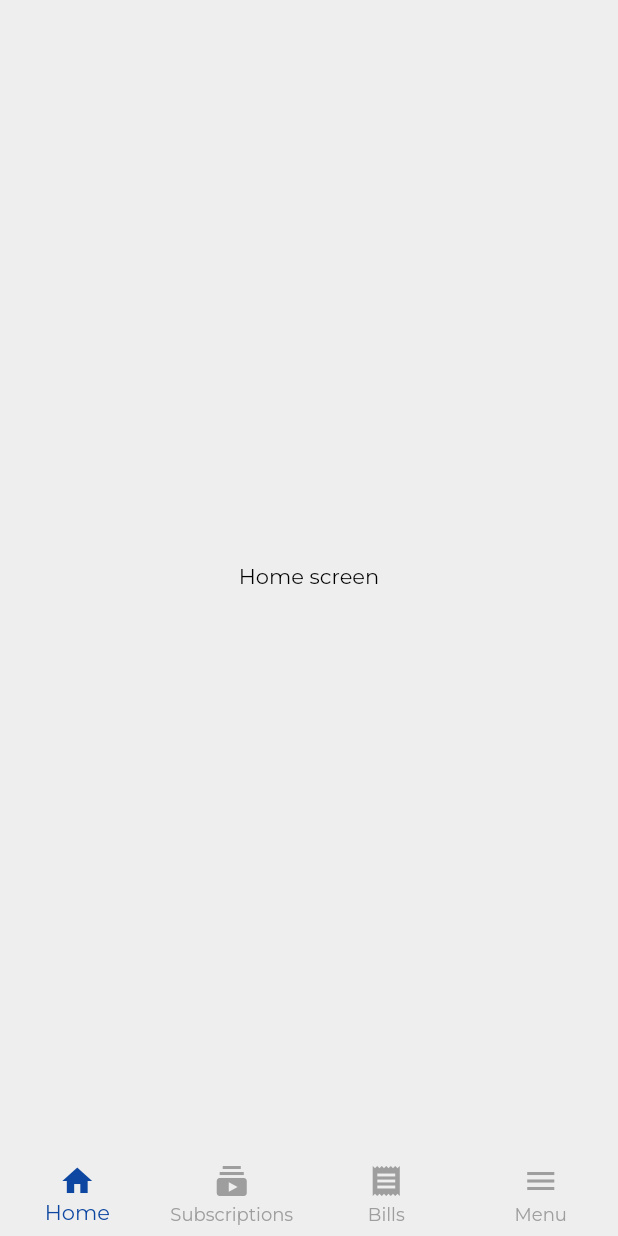
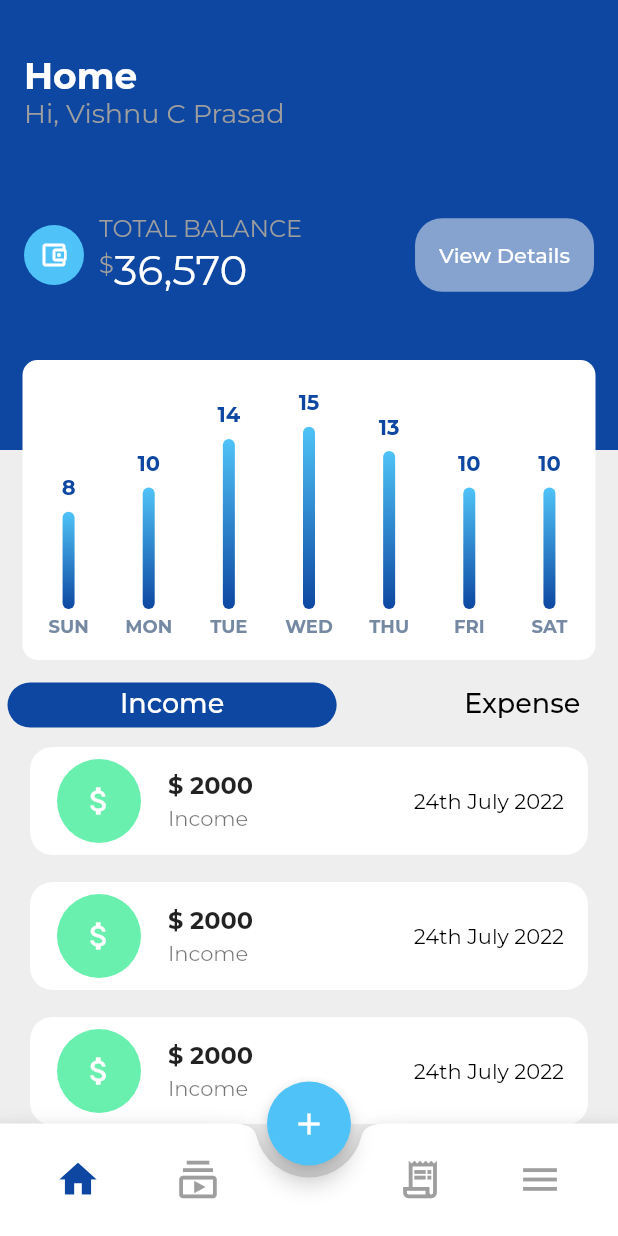
Before and after one commit to vishnucprasad/expensify_app, a Flutter app: the screen it shows after launch, on a phone screen of 412 x 824 dp. Run offline on Flutter 3.47's test engine with Material 2 defaults, Android fonts, the phone set to English and light mode, and no system bars; drawn by our look-alikes of fl_chart; our stand-ins replace bubble_tab_indicator, google_fonts.

Commit message:
designed home page

```diff
--- a/lib/core/colors.dart
+++ b/lib/core/colors.dart
@@ -2,5 +2,7 @@ import 'package:flutter/material.dart';
 
 final backgroundColor = Colors.grey[200];
 final primaryColor = Colors.blue[900];
+const secondaryColor = Colors.grey;
+final infoColor = Colors.lightBlue[300];
 const whiteColor = Colors.white;
 const blackColor = Colors.black;
--- a/lib/core/constants.dart
+++ b/lib/core/constants.dart
@@ -1,3 +1,4 @@
+import 'package:expensify/core/colors.dart';
 import 'package:flutter/cupertino.dart';
 
 const kHeight = SizedBox(
@@ -7,3 +8,32 @@ const kHeight = SizedBox(
 const kWidth = SizedBox(
   width: 10,
 );
+
+const kHeight20 = SizedBox(
+  height: 20,
+);
+
+const kWidth20 = SizedBox(
+  width: 20,
+);
+
+const kWhiteXLargeText = TextStyle(
+  color: whiteColor,
+  fontSize: 28,
+);
+
+const kWhiteLargeTextBold = TextStyle(
+  color: whiteColor,
+  fontSize: 24,
+  fontWeight: FontWeight.bold,
+);
+
+const kSecondaryMediumText = TextStyle(
+  color: secondaryColor,
+  fontSize: 18,
+);
+
+const kSecondarySmallText = TextStyle(
+  color: secondaryColor,
+  fontSize: 16,
+);
--- a/lib/presentation/home/home_screen.dart
+++ b/lib/presentation/home/home_screen.dart
@@ -1,3 +1,6 @@
+import 'package:expensify/presentation/home/widgets/analytics.dart';
+import 'package:expensify/presentation/home/widgets/home_page_header.dart';
+import 'package:expensify/presentation/home/widgets/transactions_list_widget.dart';
 import 'package:flutter/material.dart';
 
 class HomeScreen extends StatelessWidget {
@@ -5,10 +8,21 @@ class HomeScreen extends StatelessWidget {
 
   @override
   Widget build(BuildContext context) {
-    return const Scaffold(
+    return Scaffold(
       body: SafeArea(
-        child: Center(
-          child: Text('Home screen'),
+        child: Stack(
+          children: [
+            Column(
+              children: const [
+                HomePageHeader(),
+                SizedBox(
+                  height: 90,
+                ),
+                TransactionsListWidget()
+              ],
+            ),
+            const AnalyticsWidget()
+          ],
         ),
       ),
     );
--- /dev/null
+++ b/lib/presentation/home/widgets/analytics.dart
@@ -0,0 +1,26 @@
+import 'package:expensify/core/colors.dart';
+import 'package:expensify/presentation/home/widgets/bar_chart.dart';
+import 'package:flutter/material.dart';
+
+class AnalyticsWidget extends StatelessWidget {
+  const AnalyticsWidget({
+    Key? key,
+  }) : super(key: key);
+
+  @override
+  Widget build(BuildContext context) {
+    return Align(
+      alignment: Alignment.topCenter,
+      child: Container(
+        margin: const EdgeInsets.only(top: 240),
+        height: 200,
+        width: MediaQuery.of(context).size.width - 30,
+        decoration: BoxDecoration(
+          borderRadius: BorderRadius.circular(10),
+          color: whiteColor,
+        ),
+        child: const BarChartWidget(),
+      ),
+    );
+  }
+}
--- /dev/null
+++ b/lib/presentation/home/widgets/bar_chart.dart
@@ -0,0 +1,212 @@
+import 'package:fl_chart/fl_chart.dart';
+import 'package:flutter/material.dart';
+
+class _BarChart extends StatelessWidget {
+  _BarChart({Key? key}) : super(key: key);
+
+  @override
+  Widget build(BuildContext context) {
+    return BarChart(
+      BarChartData(
+        barTouchData: barTouchData,
+        titlesData: titlesData,
+        borderData: borderData,
+        barGroups: barGroups,
+        gridData: FlGridData(show: false),
+        alignment: BarChartAlignment.spaceAround,
+        maxY: 20,
+      ),
+    );
+  }
+
+  BarTouchData get barTouchData => BarTouchData(
+        enabled: false,
+        touchTooltipData: BarTouchTooltipData(
+          tooltipBgColor: Colors.transparent,
+          tooltipPadding: const EdgeInsets.all(0),
+          tooltipMargin: 8,
+          getTooltipItem: (
+            BarChartGroupData group,
+            int groupIndex,
+            BarChartRodData rod,
+            int rodIndex,
+          ) {
+            return BarTooltipItem(
+              rod.toY.round().toString(),
+              TextStyle(
+                color: Colors.blue[900],
+                fontWeight: FontWeight.bold,
+              ),
+            );
+          },
+        ),
+      );
+
+  Widget getTitles(double value, TitleMeta meta) {
+    const style = TextStyle(
+      color: Color(0xff7589a2),
+      fontWeight: FontWeight.bold,
+      fontSize: 12,
+    );
+    String text;
+    switch (value.toInt()) {
+      case 0:
+        text = 'SUN';
+        break;
+      case 1:
+        text = 'MON';
+        break;
+      case 2:
+        text = 'TUE';
+        break;
+      case 3:
+        text = 'WED';
+        break;
+      case 4:
+        text = 'THU';
+        break;
+      case 5:
+        text = 'FRI';
+        break;
+      case 6:
+        text = 'SAT';
+        break;
+      default:
+        text = '';
+        break;
+    }
+    return SideTitleWidget(
+      axisSide: meta.axisSide,
+      space: 4.0,
+      child: Text(text, style: style),
+    );
+  }
+
+  FlTitlesData get titlesData => FlTitlesData(
+        show: true,
+        bottomTitles: AxisTitles(
+          sideTitles: SideTitles(
+            showTitles: true,
+            reservedSize: 30,
+            getTitlesWidget: getTitles,
+          ),
+        ),
+        leftTitles: AxisTitles(
+          sideTitles: SideTitles(showTitles: false),
+        ),
+        topTitles: AxisTitles(
+          sideTitles: SideTitles(showTitles: false),
+        ),
+        rightTitles: AxisTitles(
+          sideTitles: SideTitles(showTitles: false),
+        ),
+      );
+
+  FlBorderData get borderData => FlBorderData(
+        show: false,
+      );
+
+  var barsGradient = LinearGradient(
+    colors: [
+      Colors.blue.shade900,
+      Colors.lightBlue.shade300,
+    ],
+    begin: Alignment.bottomCenter,
+    end: Alignment.topCenter,
+  );
+
+  List<BarChartGroupData> get barGroups => [
+        BarChartGroupData(
+          x: 0,
+          barRods: [
+            BarChartRodData(
+              toY: 8,
+              gradient: barsGradient,
+            )
+          ],
+          showingTooltipIndicators: [0],
+        ),
+        BarChartGroupData(
+          x: 1,
+          barRods: [
+            BarChartRodData(
+              toY: 10,
+              gradient: barsGradient,
+            )
+          ],
+          showingTooltipIndicators: [0],
+        ),
+        BarChartGroupData(
+          x: 2,
+          barRods: [
+            BarChartRodData(
+              toY: 14,
+              gradient: barsGradient,
+            )
+          ],
+          showingTooltipIndicators: [0],
+        ),
+        BarChartGroupData(
+          x: 3,
+          barRods: [
+            BarChartRodData(
+              toY: 15,
+              gradient: barsGradient,
+            )
+          ],
+          showingTooltipIndicators: [0],
+        ),
+        BarChartGroupData(
+          x: 4,
+          barRods: [
+            BarChartRodData(
+              toY: 13,
+              gradient: barsGradient,
+            )
+          ],
+          showingTooltipIndicators: [0],
+        ),
+        BarChartGroupData(
+          x: 5,
+          barRods: [
+            BarChartRodData(
+              toY: 10,
+              gradient: barsGradient,
+            )
+          ],
+          showingTooltipIndicators: [0],
+        ),
+        BarChartGroupData(
+          x: 6,
+          barRods: [
+            BarChartRodData(
+              toY: 10,
+              gradient: barsGradient,
+            )
+          ],
+          showingTooltipIndicators: [0],
+        ),
+      ];
+}
+
+class BarChartWidget extends StatefulWidget {
+  const BarChartWidget({Key? key}) : super(key: key);
+
+  @override
+  State<StatefulWidget> createState() => BarChartWidgetState();
+}
+
+class BarChartWidgetState extends State<BarChartWidget> {
+  @override
+  Widget build(BuildContext context) {
+    return AspectRatio(
+      aspectRatio: 1.7,
+      child: Card(
+        elevation: 0,
+        shape: RoundedRectangleBorder(borderRadius: BorderRadius.circular(4)),
+        color: Colors.white,
+        child: _BarChart(),
+      ),
+    );
+  }
+}
--- /dev/null
+++ b/lib/presentation/home/widgets/home_page_header.dart
@@ -0,0 +1,108 @@
+import 'package:expensify/core/colors.dart';
+import 'package:expensify/core/constants.dart';
+import 'package:flutter/material.dart';
+
+class HomePageHeader extends StatelessWidget {
+  const HomePageHeader({
+    Key? key,
+  }) : super(key: key);
+
+  @override
+  Widget build(BuildContext context) {
+    return Container(
+      height: 300,
+      width: double.infinity,
+      color: primaryColor,
+      child: Padding(
+        padding: const EdgeInsets.all(16.0),
+        child: Column(
+          children: [
+            kHeight20,
+            Row(
+              children: [
+                Column(
+                  crossAxisAlignment: CrossAxisAlignment.start,
+                  children: const [
+                    Text(
+                      'Home',
+                      style: kWhiteLargeTextBold,
+                    ),
+                    Text(
+                      'Hi, Vishnu C Prasad',
+                      style: kSecondaryMediumText,
+                    ),
+                  ],
+                ),
+              ],
+            ),
+            kHeight20,
+            Padding(
+              padding: const EdgeInsets.symmetric(vertical: 36.0),
+              child: Row(
+                crossAxisAlignment: CrossAxisAlignment.center,
+                children: [
+                  CircleAvatar(
+                    backgroundColor: infoColor,
+                    radius: 20,
+                    child: const Icon(
+                      Icons.account_balance_wallet_outlined,
+                      color: whiteColor,
+                      size: 20,
+                    ),
+                  ),
+                  kWidth,
+                  Column(
+                    crossAxisAlignment: CrossAxisAlignment.start,
+                    children: [
+                      const Text(
+                        'TOTAL BALANCE',
+                        style: kSecondarySmallText,
+                      ),
+                      Row(
+                        crossAxisAlignment: CrossAxisAlignment.start,
+                        children: const [
+                          Padding(
+                            padding: EdgeInsets.only(top: 4),
+                            child: Text(
+                              '\$',
+                              style: kSecondarySmallText,
+                            ),
+                          ),
+                          Text(
+                            '36,570',
+                            style: kWhiteXLargeText,
+                          ),
+                        ],
+                      ),
+                    ],
+                  ),
+                  const Spacer(),
+                  TextButton(
+                    onPressed: () {},
+                    child: Padding(
+                      padding: const EdgeInsets.all(8.0),
+                      child: Text('View Details'),
+                    ),
+                    style: ButtonStyle(
+                      foregroundColor: MaterialStateProperty.all<Color>(
+                        Colors.white,
+                      ),
+                      backgroundColor: MaterialStateProperty.all<Color>(
+                        Colors.white.withOpacity(0.5),
+                      ),
+                      shape: MaterialStateProperty.all<RoundedRectangleBorder>(
+                        RoundedRectangleBorder(
+                          borderRadius: BorderRadius.circular(18.0),
+                        ),
+                      ),
+                    ),
+                  )
+                ],
+              ),
+            )
+          ],
+        ),
+      ),
+    );
+  }
+}
--- /dev/null
+++ b/lib/presentation/home/widgets/transactions_card.dart
@@ -0,0 +1,33 @@
+import 'package:flutter/material.dart';
+
+class TransactionsCardWidget extends StatelessWidget {
+  const TransactionsCardWidget({Key? key}) : super(key: key);
+
+  @override
+  Widget build(BuildContext context) {
+    return Padding(
+      padding: const EdgeInsets.symmetric(horizontal: 16.0),
+      child: Card(
+        shape: RoundedRectangleBorder(
+          borderRadius: BorderRadius.circular(15.0),
+        ),
+        elevation: 0,
+        child: const ListTile(
+          leading: CircleAvatar(
+              child: Icon(Icons.attach_money_sharp),
+              radius: 30,
+              foregroundColor: Colors.white,
+              backgroundColor: Colors.greenAccent),
+          title: Text(
+            '\$ 2000',
+            style: TextStyle(
+              fontWeight: FontWeight.bold,
+            ),
+          ),
+          subtitle: Text("Income"),
+          trailing: Text("24th July 2022"),
+        ),
+      ),
+    );
+  }
+}
--- /dev/null
+++ b/lib/presentation/home/widgets/transactions_list_widget.dart
@@ -0,0 +1,64 @@
+import 'package:bubble_tab_indicator/bubble_tab_indicator.dart';
+import 'package:expensify/core/colors.dart';
+import 'package:expensify/core/constants.dart';
+import 'package:expensify/presentation/home/widgets/transactions_card.dart';
+import 'package:flutter/material.dart';
+
+class TransactionsListWidget extends StatelessWidget {
+  const TransactionsListWidget({
+    Key? key,
+  }) : super(key: key);
+
+  @override
+  Widget build(BuildContext context) {
+    return Expanded(
+      child: SizedBox(
+        height: MediaQuery.of(context).size.height / 2 - 60,
+        width: double.infinity,
+        child: DefaultTabController(
+          length: 2,
+          child: Scaffold(
+            appBar: AppBar(
+              backgroundColor: backgroundColor,
+              elevation: 0,
+              bottom: TabBar(
+                isScrollable: true,
+                labelColor: whiteColor,
+                labelPadding: const EdgeInsets.symmetric(horizontal: 80),
+                unselectedLabelColor: blackColor,
+                labelStyle: const TextStyle(
+                  fontSize: 18,
+                ),
+                indicator: BubbleTabIndicator(
+                  indicatorHeight: 30,
+                  indicatorColor: Colors.blue.shade900,
+                  tabBarIndicatorSize: TabBarIndicatorSize.tab,
+                ),
+                tabs: const [
+                  Tab(
+                    text: 'Income',
+                  ),
+                  Tab(
+                    text: "Expense",
+                  )
+                ],
+              ),
+            ),
+            body: TabBarView(
+              children: [
+                ListView.separated(
+                  itemBuilder: (ctx, index) => const TransactionsCardWidget(),
+                  separatorBuilder: (ctx, index) => kHeight,
+                  itemCount: 20,
+                ),
+                Center(
+                  child: Text('Expense list is empty'),
+                )
+              ],
+            ),
+          ),
+        ),
+      ),
+    );
+  }
+}
--- a/lib/presentation/main_page/main_page_screen.dart
+++ b/lib/presentation/main_page/main_page_screen.dart
@@ -1,3 +1,4 @@
+import 'package:expensify/core/colors.dart';
 import 'package:expensify/presentation/bills/bills_screen.dart';
 import 'package:expensify/presentation/home/home_screen.dart';
 import 'package:expensify/presentation/main_page/widgets/bottom_nav.dart';
@@ -27,6 +28,12 @@ class MainPageScreen extends StatelessWidget {
         ),
       ),
       bottomNavigationBar: const BottomNavigationWidget(),
+      floatingActionButton: FloatingActionButton(
+        backgroundColor: infoColor,
+        onPressed: () {},
+        child: const Icon(Icons.add),
+      ),
+      floatingActionButtonLocation: FloatingActionButtonLocation.centerDocked,
     );
   }
 }
--- a/lib/presentation/main_page/widgets/bottom_nav.dart
+++ b/lib/presentation/main_page/widgets/bottom_nav.dart
@@ -11,36 +11,73 @@ class BottomNavigationWidget extends StatelessWidget {
     return ValueListenableBuilder(
       valueListenable: indexChangeNotifier,
       builder: (BuildContext context, int newIndex, Widget? _) {
-        return BottomNavigationBar(
-          currentIndex: newIndex,
-          onTap: (index) {
-            indexChangeNotifier.value = index;
-          },
-          elevation: 0,
-          type: BottomNavigationBarType.fixed,
-          backgroundColor: backgroundColor,
-          selectedItemColor: primaryColor,
-          unselectedItemColor: Colors.grey,
-          selectedIconTheme: IconThemeData(color: primaryColor),
-          unselectedIconTheme: const IconThemeData(color: Colors.grey),
-          items: const [
-            BottomNavigationBarItem(
-              icon: Icon(Icons.home),
-              label: 'Home',
+        return BottomAppBar(
+          shape: const CircularNotchedRectangle(),
+          notchMargin: 8,
+          child: Container(
+            height: 75,
+            child: Row(
+              mainAxisSize: MainAxisSize.max,
+              mainAxisAlignment: MainAxisAlignment.spaceBetween,
+              children: <Widget>[
+                Padding(
+                  padding: const EdgeInsets.only(left: 28.0),
+                  child: IconButton(
+                    iconSize: 30.0,
+                    color: indexChangeNotifier.value == 0
+                        ? primaryColor
+                        : secondaryColor,
+                    icon: indexChangeNotifier.value == 0
+                        ? const Icon(Icons.home)
+                        : const Icon(Icons.home_outlined),
+                    onPressed: () {
+                      indexChangeNotifier.value = 0;
+                    },
+                  ),
+                ),
+                Padding(
+                  padding: const EdgeInsets.only(right: 68.0),
+                  child: IconButton(
+                    iconSize: 30.0,
+                    color: indexChangeNotifier.value == 1
+                        ? primaryColor
+                        : secondaryColor,
+                    icon: indexChangeNotifier.value == 1
+                        ? const Icon(Icons.subscriptions)
+                        : const Icon(Icons.subscriptions_outlined),
+                    onPressed: () {
+                      indexChangeNotifier.value = 1;
+                    },
+                  ),
+                ),
+                IconButton(
+                  iconSize: 30.0,
+                  color: indexChangeNotifier.value == 2
+                      ? primaryColor
+                      : secondaryColor,
+                  icon: indexChangeNotifier.value == 2
+                      ? const Icon(Icons.receipt_long)
+                      : const Icon(Icons.receipt_long_outlined),
+                  onPressed: () {
+                    indexChangeNotifier.value = 2;
+                  },
+                ),
+                Padding(
+                  padding: const EdgeInsets.only(right: 28.0),
+                  child: IconButton(
+                    iconSize: 30.0,
+                    color: indexChangeNotifier.value == 3
+                        ? primaryColor
+                        : secondaryColor,
+                    icon: const Icon(Icons.menu),
+                    onPressed: () {
+                      indexChangeNotifier.value = 3;
+                    },
+                  ),
+                )
+              ],
             ),
-            BottomNavigationBarItem(
-              icon: Icon(Icons.subscriptions),
-              label: 'Subscriptions',
-            ),
-            BottomNavigationBarItem(
-              icon: Icon(Icons.receipt),
-              label: 'Bills',
-            ),
-            BottomNavigationBarItem(
-              icon: Icon(Icons.menu),
-              label: 'Menu',
-            )
-          ],
+          ),
         );
       },
     );
--- a/lib/presentation/splash/splash_screen.dart
+++ b/lib/presentation/splash/splash_screen.dart
@@ -19,7 +19,7 @@ class SplashScreen extends StatelessWidget {
             Container(
               width: double.infinity,
               height: double.infinity,
-              color: Colors.lightBlue[300],
+              color: infoColor,
             ),
             ClipPath(
               clipper: DiagonalPathClipper(),
--- a/pubspec.yaml
+++ b/pubspec.yaml
@@ -30,6 +30,8 @@ dependencies:
     flutter:
         sdk: flutter
     google_fonts: ^3.0.1
+    fl_chart: ^0.55.0
+    bubble_tab_indicator: 0.1.5
 
     # The following adds the Cupertino Icons font to your application.
     # Use with the CupertinoIcons class for iOS style icons.
```
Also changed, not shown: pubspec.lock.
